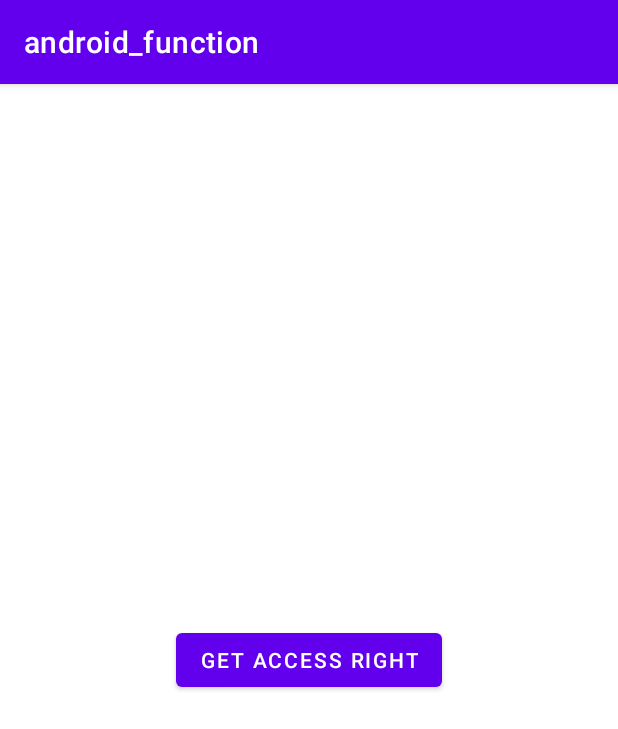
After one commit to pioneer-d/andorid_function, an Android app: the AccessRightActivity screen opened directly, with no data from a screen before it, on a phone screen of 412 x 824 dp. The commit adds this screen. Shown: the top 729 px of the screen. Run offline under Robolectric (Android 15) with nearby library versions, the phone set to English and light mode, and no system bars.

Commit message:
3_Make Access_Right
다중 권한 요청 처리

```diff
--- /dev/null
+++ b/app/src/main/java/com/android/function/accessRight/AccessRightActivity.kt
@@ -0,0 +1,88 @@
+package com.android.function.accessRight
+
+import android.Manifest
+import android.content.pm.PackageManager
+import androidx.appcompat.app.AppCompatActivity
+import android.os.Bundle
+import android.util.Log
+import android.view.View
+import android.widget.Button
+import android.widget.Toast
+import androidx.core.app.ActivityCompat
+import androidx.core.content.ContextCompat
+import com.android.function.R
+
+
+class AccessRightActivity : AppCompatActivity() {
+
+    // 퍼미션 응답 처리 코드
+    val multiplePermissionsCode = 100
+
+    // 확인 할 퍼미션 리스트
+    val requiredPermisisons = arrayOf(
+        Manifest.permission.CAMERA,
+        Manifest.permission.ACCESS_FINE_LOCATION
+    )
+
+
+
+    override fun onCreate(savedInstanceState: Bundle?) {
+        super.onCreate(savedInstanceState)
+        setContentView(R.layout.activity_access_right)
+
+        val get_right:Button = findViewById(R.id.get_right)
+        get_right.setOnClickListener(View.OnClickListener {
+            checkPermissions()
+        })
+
+    }
+
+    fun checkPermissions(){
+        // 거절했거나, 아직 수락하지 않은 권한을 저장할 문자열 배열 List
+        var rejectedPermissionList = ArrayList<String>()
+
+        // 필요한 퍼미션을 하나씩 체크
+        for(permission in requiredPermisisons){
+            if (ContextCompat.checkSelfPermission(this,permission) != PackageManager.PERMISSION_GRANTED){
+                // 거절한 퍼미션 입력
+                rejectedPermissionList.add(permission)
+            }
+        }
+
+        // 거절했거나 아직 수락하지 않은 권한에 대해 요청.
+        if (rejectedPermissionList.isNotEmpty()){
+            val array = arrayOfNulls<String>(rejectedPermissionList.size)
+            ActivityCompat.requestPermissions(this,rejectedPermissionList.toArray(array),multiplePermissionsCode)
+        }
+
+        // 모든 권한을 허용한 경우
+        if (rejectedPermissionList.isEmpty()){
+            Toast.makeText(this,"모든 권한을 허용 했음.",Toast.LENGTH_SHORT).show()
+        }
+
+    }
+
+    // 권한 요청 결과 처리 함수
+    override fun onRequestPermissionsResult(
+        requestCode: Int,
+        permissions: Array<out String>,
+        grantResults: IntArray
+    ) {
+        super.onRequestPermissionsResult(requestCode, permissions, grantResults)
+        when(requestCode){
+            multiplePermissionsCode -> {    // 특정 응답 코드에 대해서
+                if (grantResults.isNotEmpty()){     // 퍼미션에 대한 결과값 (허용, 거절)
+                    for ((i,permissions) in permissions.withIndex()){
+                        if (grantResults[i] != PackageManager.PERMISSION_GRANTED){  // 허가 안한 퍼미션 처리
+                            Toast.makeText(this,"허용안한 퍼미션 : $permissions",Toast.LENGTH_SHORT).show()
+                        }
+                    }
+
+                }
+            }
+        }
+    }
+
+
+
+}
--- /dev/null
+++ b/app/src/main/res/layout/activity_access_right.xml
@@ -0,0 +1,19 @@
+<?xml version="1.0" encoding="utf-8"?>
+<androidx.constraintlayout.widget.ConstraintLayout xmlns:android="http://schemas.android.com/apk/res/android"
+    xmlns:app="http://schemas.android.com/apk/res-auto"
+    xmlns:tools="http://schemas.android.com/tools"
+    android:layout_width="match_parent"
+    android:layout_height="match_parent"
+    tools:context=".accessRight.AccessRightActivity">
+
+    <Button
+        android:id="@+id/get_right"
+        android:layout_width="wrap_content"
+        android:layout_height="wrap_content"
+        app:layout_constraintRight_toRightOf="parent"
+        app:layout_constraintLeft_toLeftOf="parent"
+        app:layout_constraintTop_toTopOf="parent"
+        app:layout_constraintBottom_toBottomOf="parent"
+        android:text="@string/access_button" />
+
+</androidx.constraintlayout.widget.ConstraintLayout>
--- a/app/src/main/res/values/strings.xml
+++ b/app/src/main/res/values/strings.xml
@@ -1,4 +1,5 @@
 <resources>
     <string name="app_name">android_function</string>
     <string name="splash_content">This is Splash Screen</string>
+    <string name="access_button">Get Access Right</string>
 </resources>
```
Also changed, not shown: app/src/main/AndroidManifest.xml (+7 -0 lines), app/src/main/java/com/android/function/MainActivity.kt (+35 -13 lines), app/src/main/res/layout/activity_main.xml (+7 -0 lines).
